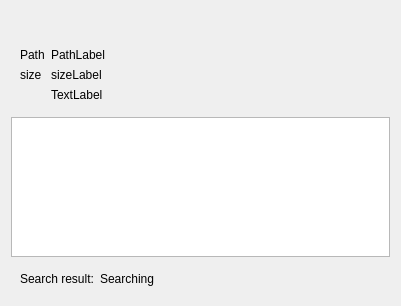
Above: gui/sources/filewidget.ui from nccgroup/pip3line before the change. Below: the same form after it.
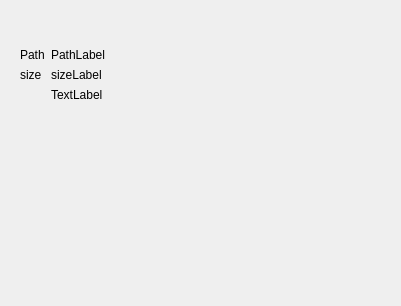
That is the form after the change. Icons and pictures are not drawn.

Patch:
```diff
--- a/gui/sources/filewidget.ui
+++ b/gui/sources/filewidget.ui
@@ -108,29 +108,6 @@
      </layout>
     </widget>
    </item>
-   <item>
-    <widget class="QListView" name="itemsFoundListView"/>
-   </item>
-   <item>
-    <widget class="QWidget" name="resultWidget" native="true">
-     <layout class="QFormLayout" name="formLayout_2">
-      <item row="0" column="0">
-       <widget class="QLabel" name="label">
-        <property name="text">
-         <string>Search result:</string>
-        </property>
-       </widget>
-      </item>
-      <item row="0" column="1">
-       <widget class="QLabel" name="resultLabel">
-        <property name="text">
-         <string>Searching</string>
-        </property>
-       </widget>
-      </item>
-     </layout>
-    </widget>
-   </item>
   </layout>
  </widget>
  <resources>
```
